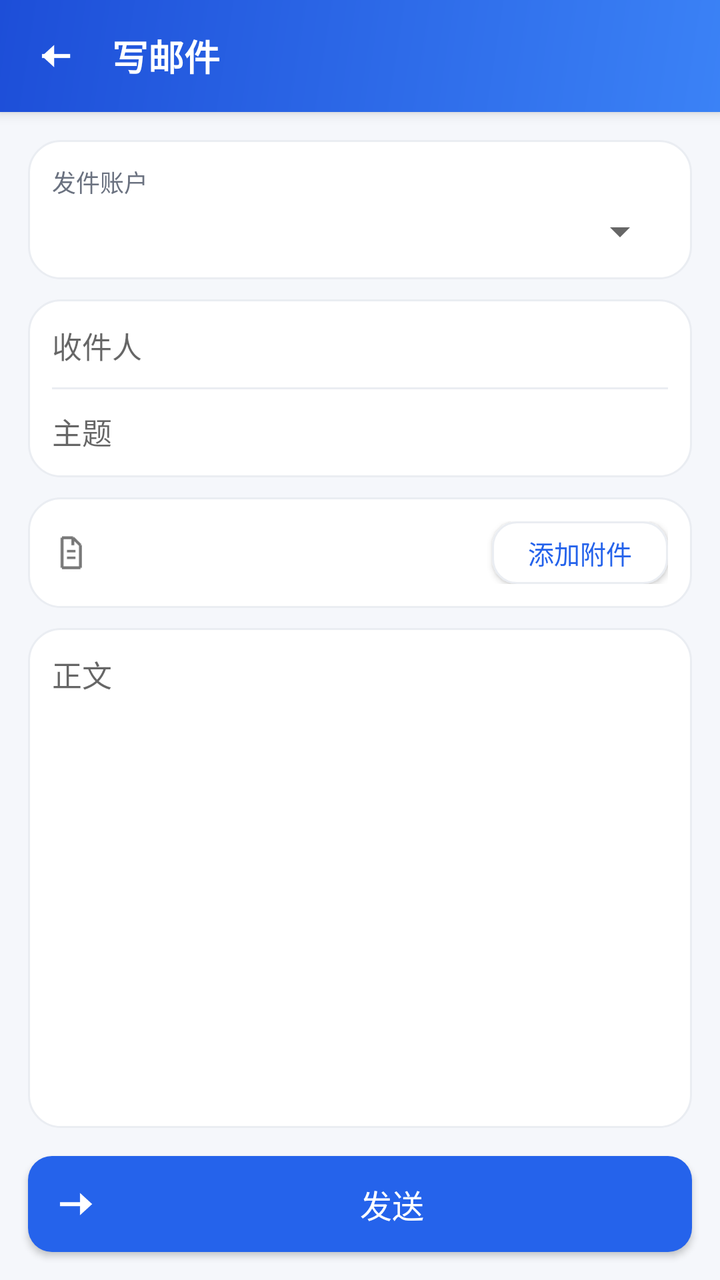
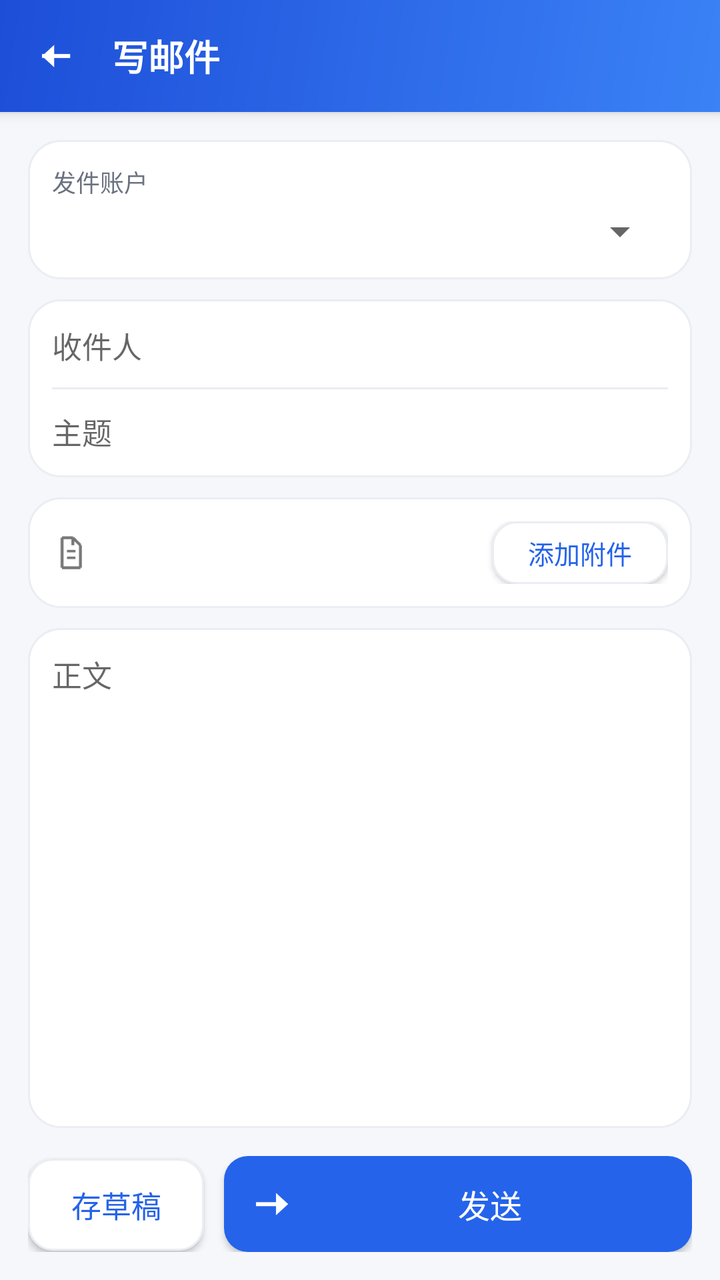

Before-and-after screenshots of an Android layout around one commit, followed by the original layout XML and the change that was made.
<!-- AndroidManifest.xml: application theme AppTheme -->
<!-- res/layout/activity_compose.xml -->
<?xml version="1.0" encoding="utf-8"?>
<LinearLayout xmlns:android="http://schemas.android.com/apk/res/android"
    android:layout_width="match_parent"
    android:layout_height="match_parent"
    android:orientation="vertical">

    <android.widget.Toolbar
        android:id="@+id/toolbar"
        android:layout_width="match_parent"
            android:layout_height="?android:attr/actionBarSize"
            android:background="@drawable/bg_toolbar"
        android:elevation="4dp"
        android:contentInsetStart="0dp"
        android:contentInsetLeft="0dp">

        <LinearLayout
            android:layout_width="match_parent"
            android:layout_height="match_parent"
            android:orientation="horizontal"
            android:gravity="center_vertical"
            android:paddingLeft="6dp"
            android:paddingRight="16dp">

            <ImageButton
                android:id="@+id/btn_back"
                android:layout_width="42dp"
                android:layout_height="42dp"
                android:src="@drawable/ic_back_white"
                android:scaleType="center"
                android:background="?android:attr/selectableItemBackgroundBorderless"
                android:contentDescription="@string/content_back" />

            <TextView
                android:layout_width="0dp"
                android:layout_height="wrap_content"
                android:layout_weight="1"
                android:layout_marginLeft="8dp"
                android:text="@string/bar_title_compose"
                android:textColor="@color/on_primary"
                android:textSize="18sp"
                android:textStyle="bold" />

        </LinearLayout>
    </android.widget.Toolbar>

    <ScrollView
        android:layout_width="match_parent"
        android:layout_height="0dp"
        android:layout_weight="1"
        android:fillViewport="true">

        <LinearLayout
            android:layout_width="match_parent"
            android:layout_height="wrap_content"
            android:orientation="vertical"
            android:padding="14dp">

            
            <LinearLayout
                android:layout_width="match_parent"
                android:layout_height="wrap_content"
                android:orientation="vertical"
                android:padding="12dp"
                android:background="@drawable/bg_card">

                <TextView
                    android:layout_width="wrap_content"
                    android:layout_height="wrap_content"
                    android:text="@string/label_from"
                    android:textColor="@color/sub"
                    android:textSize="12sp" />

                <Spinner
                    android:id="@+id/spinner_from"
                    android:layout_width="match_parent"
                    android:layout_height="wrap_content"
                    android:layout_marginTop="4dp" />

            </LinearLayout>

            
            <LinearLayout
                android:layout_width="match_parent"
                android:layout_height="wrap_content"
                android:orientation="vertical"
                android:layout_marginTop="10dp"
                android:padding="12dp"
                android:background="@drawable/bg_card">

                <EditText
                    android:id="@+id/et_to"
                    android:layout_width="match_parent"
                    android:layout_height="wrap_content"
                    android:hint="@string/hint_to"
                    android:inputType="textEmailAddress"
                    android:background="@android:color/transparent"
                    android:textSize="15sp" />

                <View
                    android:layout_width="match_parent"
                    android:layout_height="1dp"
                    android:layout_marginTop="10dp"
                    android:layout_marginBottom="10dp"
                    android:background="@color/divider" />

                <EditText
                    android:id="@+id/et_subject"
                    android:layout_width="match_parent"
                    android:layout_height="wrap_content"
                    android:hint="@string/hint_subject"
                    android:background="@android:color/transparent"
                    android:textSize="15sp" />

            </LinearLayout>

            
            <LinearLayout
                android:layout_width="match_parent"
                android:layout_height="wrap_content"
                android:orientation="horizontal"
                android:gravity="center_vertical"
                android:layout_marginTop="10dp"
                android:padding="12dp"
                android:background="@drawable/bg_card">

                <ImageView
                    android:layout_width="20dp"
                    android:layout_height="20dp"
                    android:src="@drawable/ic_attach_gray"
                    android:contentDescription="@string/btn_attach" />

                <TextView
                    android:id="@+id/tv_attachments"
                    android:layout_width="0dp"
                    android:layout_height="wrap_content"
                    android:layout_weight="1"
                    android:layout_marginLeft="10dp"
                    android:textSize="13sp"
                    android:textColor="@color/sub"
                    android:singleLine="true"
                    android:ellipsize="end" />

                <Button
                    android:id="@+id/btn_attach"
                    android:layout_width="wrap_content"
                    android:layout_height="wrap_content"
                    android:minHeight="0dp"
                    android:paddingLeft="12dp"
                    android:paddingRight="12dp"
                    android:paddingTop="6dp"
                    android:paddingBottom="6dp"
                    android:text="@string/btn_attach"
                    android:textSize="13sp"
                    android:textColor="@color/primary"
                    android:background="@drawable/btn_outline" />

                <TextView
                    android:id="@+id/btn_clear_attach"
                    android:layout_width="wrap_content"
                    android:layout_height="wrap_content"
                    android:layout_marginLeft="8dp"
                    android:padding="6dp"
                    android:text="@string/btn_clear_attach"
                    android:textSize="13sp"
                    android:textColor="@color/sub"
                    android:background="?android:attr/selectableItemBackground"
                    android:visibility="gone" />

            </LinearLayout>

            
            <EditText
                android:id="@+id/et_body"
                android:layout_width="match_parent"
                android:layout_height="0dp"
                android:layout_weight="1"
                android:minLines="5"
                android:layout_marginTop="10dp"
                android:hint="@string/hint_body"
                android:gravity="top"
                android:padding="12dp"
                android:textSize="15sp"
                android:lineSpacingExtra="3dp"
                android:background="@drawable/bg_card" />

        </LinearLayout>
    </ScrollView>

    <Button
        android:id="@+id/btn_send"
        android:layout_width="match_parent"
        android:layout_height="wrap_content"
        android:layout_marginLeft="14dp"
        android:layout_marginRight="14dp"
        android:layout_marginBottom="14dp"
        android:drawableStart="@drawable/ic_arrow_right_white"
        android:drawablePadding="8dp"
        android:padding="12dp"
        android:text="@string/btn_send"
        android:textColor="@color/on_primary"
        android:textSize="16sp"
        android:background="@drawable/btn_primary" />

</LinearLayout>
<!-- resources referenced by this layout -->
<resources>
  <color name="divider">#EAEDF2</color>
  <color name="on_primary">#FFFFFF</color>
  <color name="primary">#2563EB</color>
  <color name="sub">#6B7280</color>
  <!-- drawable bg_card (drawable) -->
  <?xml version="1.0" encoding="utf-8"?>
  <shape xmlns:android="http://schemas.android.com/apk/res/android"
      android:shape="rectangle">
      <solid android:color="@color/card" />
      <corners android:radius="16dp" />
      <stroke android:width="1dp" android:color="@color/divider" />
  </shape>
  <!-- drawable bg_toolbar (drawable) -->
  <?xml version="1.0" encoding="utf-8"?>
  <shape xmlns:android="http://schemas.android.com/apk/res/android"
      android:shape="rectangle">
      <gradient
          android:angle="135"
          android:startColor="@color/grad_start"
          android:endColor="@color/grad_end" />
  </shape>
  <!-- drawable btn_outline (drawable) -->
  <?xml version="1.0" encoding="utf-8"?>
  <selector xmlns:android="http://schemas.android.com/apk/res/android">
      <item android:state_pressed="true">
          <shape android:shape="rectangle">
              <solid android:color="@color/primary_light" />
              <corners android:radius="12dp" />
              <stroke android:width="1dp" android:color="@color/primary" />
          </shape>
      </item>
      <item>
          <shape android:shape="rectangle">
              <solid android:color="@color/card" />
              <corners android:radius="12dp" />
              <stroke android:width="1dp" android:color="@color/divider" />
          </shape>
      </item>
  </selector>
  <!-- drawable btn_primary (drawable) -->
  <?xml version="1.0" encoding="utf-8"?>
  <selector xmlns:android="http://schemas.android.com/apk/res/android">
      <item android:state_pressed="true">
          <shape android:shape="rectangle">
              <solid android:color="@color/primary_dark" />
              <corners android:radius="12dp" />
          </shape>
      </item>
      <item>
          <shape android:shape="rectangle">
              <solid android:color="@color/primary" />
              <corners android:radius="12dp" />
          </shape>
      </item>
  </selector>
  <!-- drawable ic_arrow_right_white: png bitmap (drawable-hdpi, 433 bytes) -->
  <!-- drawable ic_attach_gray: png bitmap (drawable-hdpi, 1065 bytes) -->
  <!-- drawable ic_back_white: png bitmap (drawable-hdpi, 425 bytes) -->
  <string name="bar_title_compose">写邮件</string>
  <string name="btn_attach">添加附件</string>
  <string name="btn_clear_attach">清除</string>
  <string name="btn_send">发送</string>
  <string name="content_back">返回</string>
  <string name="hint_body">正文</string>
  <string name="hint_subject">主题</string>
  <string name="hint_to">收件人</string>
  <string name="label_from">发件账户</string>
  <style name="AppTheme" parent="@android:style/Theme.Material.Light.NoActionBar">
          <item name="android:colorPrimary">@color/primary</item>
          <item name="android:colorPrimaryDark">@color/primary_dark</item>
          <item name="android:colorAccent">@color/primary</item>
          <item name="android:windowBackground">@color/bg</item>
          <item name="android:statusBarColor">@color/primary_dark</item>
      </style>
  <color name="card">#FFFFFF</color>
  <color name="grad_start">#3B82F6</color>
  <color name="grad_end">#1D4ED8</color>
  <color name="primary_light">#EFF4FF</color>
  <color name="primary_dark">#1E3A8A</color>
  <color name="bg">#F5F7FB</color>
</resources>

<!-- the commit's change to res/layout/activity_compose.xml (unified diff, before → after) -->
@@ -186,19 +186,42 @@
         </LinearLayout>
     </ScrollView>
 
-    <Button
-        android:id="@+id/btn_send"
+    <LinearLayout
         android:layout_width="match_parent"
         android:layout_height="wrap_content"
+        android:orientation="horizontal"
         android:layout_marginLeft="14dp"
         android:layout_marginRight="14dp"
-        android:layout_marginBottom="14dp"
-        android:drawableStart="@drawable/ic_arrow_right_white"
-        android:drawablePadding="8dp"
-        android:padding="12dp"
-        android:text="@string/btn_send"
-        android:textColor="@color/on_primary"
-        android:textSize="16sp"
-        android:background="@drawable/btn_primary" />
+        android:layout_marginBottom="14dp">
+
+        <Button
+            android:id="@+id/btn_save_draft"
+            android:layout_width="wrap_content"
+            android:layout_height="wrap_content"
+            android:minHeight="0dp"
+            android:paddingLeft="16dp"
+            android:paddingRight="16dp"
+            android:paddingTop="12dp"
+            android:paddingBottom="12dp"
+            android:text="@string/btn_save_draft"
+            android:textSize="15sp"
+            android:textColor="@color/primary"
+            android:background="@drawable/btn_outline" />
+
+        <Button
+            android:id="@+id/btn_send"
+            android:layout_width="0dp"
+            android:layout_height="wrap_content"
+            android:layout_weight="1"
+            android:layout_marginLeft="10dp"
+            android:drawableStart="@drawable/ic_arrow_right_white"
+            android:drawablePadding="8dp"
+            android:padding="12dp"
+            android:text="@string/btn_send"
+            android:textColor="@color/on_primary"
+            android:textSize="16sp"
+            android:background="@drawable/btn_primary" />
+
+    </LinearLayout>
 
 </LinearLayout>
<!-- resource entries referenced after the edit -->
@@ -61,6 +61,7 @@
   <string name="bar_title_compose">写邮件</string>
   <string name="btn_attach">添加附件</string>
   <string name="btn_clear_attach">清除</string>
+  <string name="btn_save_draft">存草稿</string>
   <string name="btn_send">发送</string>
   <string name="content_back">返回</string>
   <string name="hint_body">正文</string>
